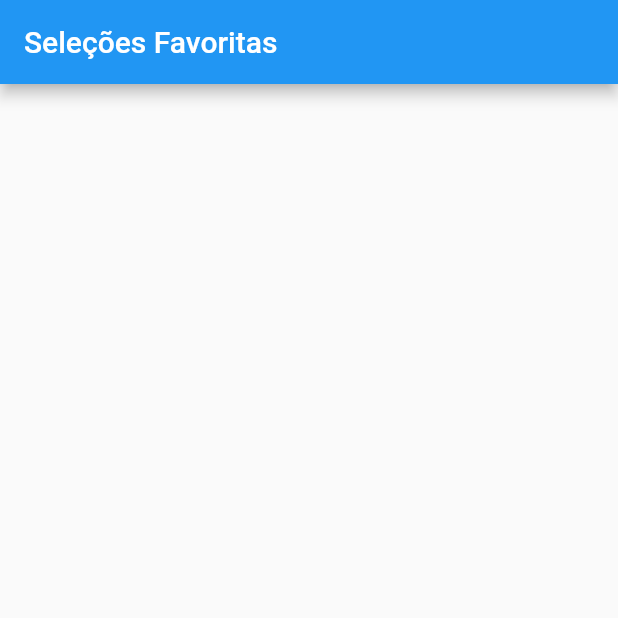
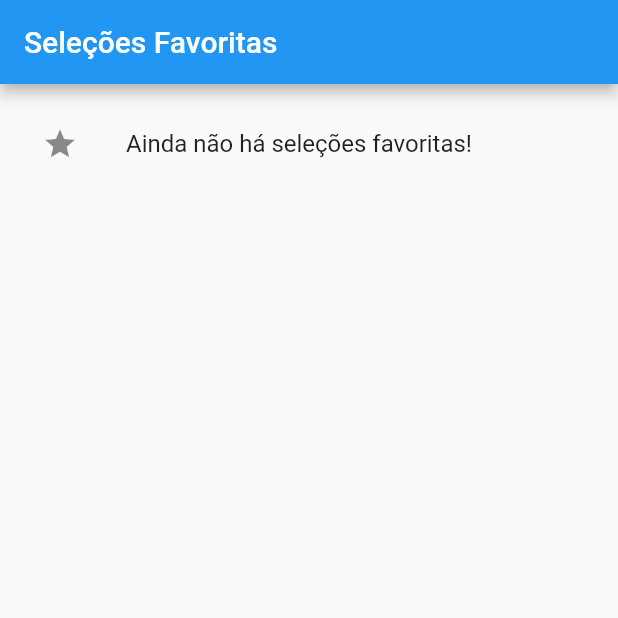
Before and after one commit to samuelkarlosdev/worldcupapp, a Flutter app: the CountryFavoritesPage screen opened directly, on a phone screen of 412 x 824 dp, the top half of it. Run offline on Flutter 3.47's test engine with Material 2 defaults, Android fonts, the phone set to English and light mode, and no system bars.

Commit message:
Use of the Provider to manage the state of the list of selections when you favorite an item in it

```diff
--- a/lib/pages/country_favorites_page.dart
+++ b/lib/pages/country_favorites_page.dart
@@ -1,6 +1,10 @@
 import 'package:flutter/material.dart';
 import 'package:flutter/src/widgets/framework.dart';
 import 'package:flutter/src/widgets/placeholder.dart';
+import 'package:provider/provider.dart';
+import 'package:world_cup_app/repositories/country_favorites_repository.dart';
+
+import '../widgets/custom_country_card.dart';
 
 class CountryFavoritesPage extends StatefulWidget {
   const CountryFavoritesPage({super.key});
@@ -14,7 +18,27 @@ class _CountryFavoritesPageState extends State<CountryFavoritesPage> {
   Widget build(BuildContext context) {
     return Scaffold(
       appBar: AppBar(
-        title: Text("Seleções Favoritas"),
+        title: const Text("Seleções Favoritas"),
+      ),
+      body: Container(
+        height: MediaQuery.of(context).size.height,
+        padding: const EdgeInsets.all(12.0),
+        child: Consumer<CountryFavoritesRepository>(
+          builder: (context, countryFavorites, child) {
+            return countryFavorites.listCountry.isEmpty
+                ? const ListTile(
+                    leading: Icon(Icons.star),
+                    title: Text('Ainda não há seleções favoritas!'),
+                  )
+                : ListView.builder(
+                    itemCount: countryFavorites.listCountry.length,
+                    itemBuilder: (_, index) {
+                      return CustomCountryCard(
+                          country: countryFavorites.listCountry[index]);
+                    },
+                  );
+          },
+        ),
       ),
     );
   }
--- /dev/null
+++ b/lib/repositories/country_favorites_repository.dart
@@ -0,0 +1,22 @@
+import 'dart:collection';
+import 'package:flutter/material.dart';
+import 'package:world_cup_app/models/country_model.dart';
+
+class CountryFavoritesRepository extends ChangeNotifier {
+  List<Country> _listCountry = [];
+
+  UnmodifiableListView<Country> get listCountry =>
+      UnmodifiableListView(_listCountry);
+
+  saveAllFavorites(List<Country> countrys) {
+    countrys.forEach((country) {
+      if (!_listCountry.contains(country)) _listCountry.add(country);
+    });
+    notifyListeners();
+  }
+
+  removeFavorites(Country country) {
+    _listCountry.remove(country);
+    notifyListeners();
+  }
+}
--- a/pubspec.yaml
+++ b/pubspec.yaml
@@ -9,6 +9,7 @@ environment:
 dependencies:
   flutter:
     sdk: flutter
+  provider:
 
 dev_dependencies:
   flutter_test:
```
Also changed, not shown: lib/main.dart (+8 -3 lines), lib/pages/country_page.dart (+26 -5 lines), lib/widgets/custom_country_card.dart (added, +82 -0 lines), pubspec.lock, 1 other file.
